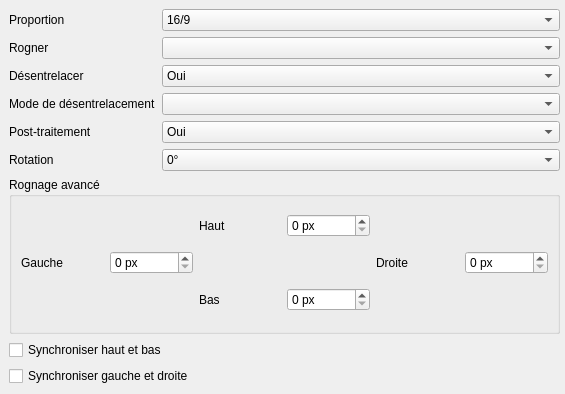
This is src/advancedpicturesettingswindow.ui in cinemaouvert/OPP as Qt 5 draws it before an edit. The edited form follows.
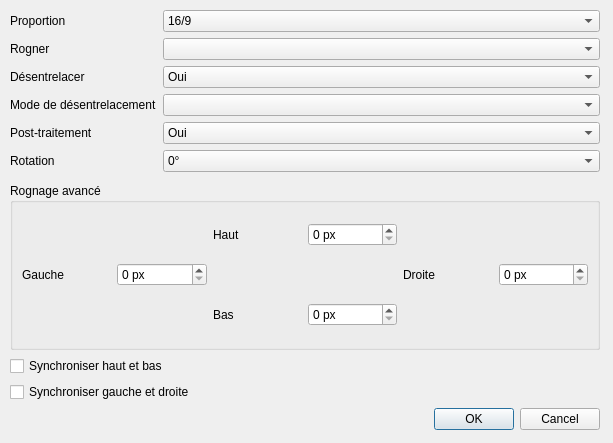
This is the edited form.

Commit message: Modif fenêtre AdvancedPictureSettings

Diff of the .ui file:
```diff
--- a/src/advancedpicturesettingswindow.ui
+++ b/src/advancedpicturesettingswindow.ui
@@ -1,26 +1,25 @@
 <?xml version="1.0" encoding="UTF-8"?>
 <ui version="4.0">
  <class>AdvancedPictureSettingsWindow</class>
- <widget class="QMainWindow" name="AdvancedPictureSettingsWindow">
+ <widget class="QDialog" name="AdvancedPictureSettingsWindow">
   <property name="geometry">
    <rect>
     <x>0</x>
     <y>0</y>
-    <width>565</width>
-    <height>394</height>
+    <width>613</width>
+    <height>443</height>
    </rect>
   </property>
   <property name="windowTitle">
    <string>Réglages image avancés</string>
   </property>
-  <widget class="QWidget" name="centralwidget">
    <widget class="QWidget" name="verticalLayoutWidget">
     <property name="geometry">
      <rect>
-      <x>9</x>
-      <y>9</y>
-      <width>551</width>
-      <height>377</height>
+     <x>10</x>
+     <y>10</y>
+     <width>590</width>
+     <height>420</height>
      </rect>
     </property>
     <layout class="QVBoxLayout" name="verticalLayout">
@@ -224,8 +223,14 @@
        </property>
       </widget>
      </item>
-    </layout>
-   </widget>
+    <item>
+     <widget class="QDialogButtonBox" name="buttonBox">
+      <property name="standardButtons">
+       <set>QDialogButtonBox::Cancel|QDialogButtonBox::Ok</set>
+      </property>
+     </widget>
+    </item>
+   </layout>
   </widget>
  </widget>
  <resources/>
```
Lines whose indentation alone changed are shown as unchanged. The commit also changes 2 other files.
